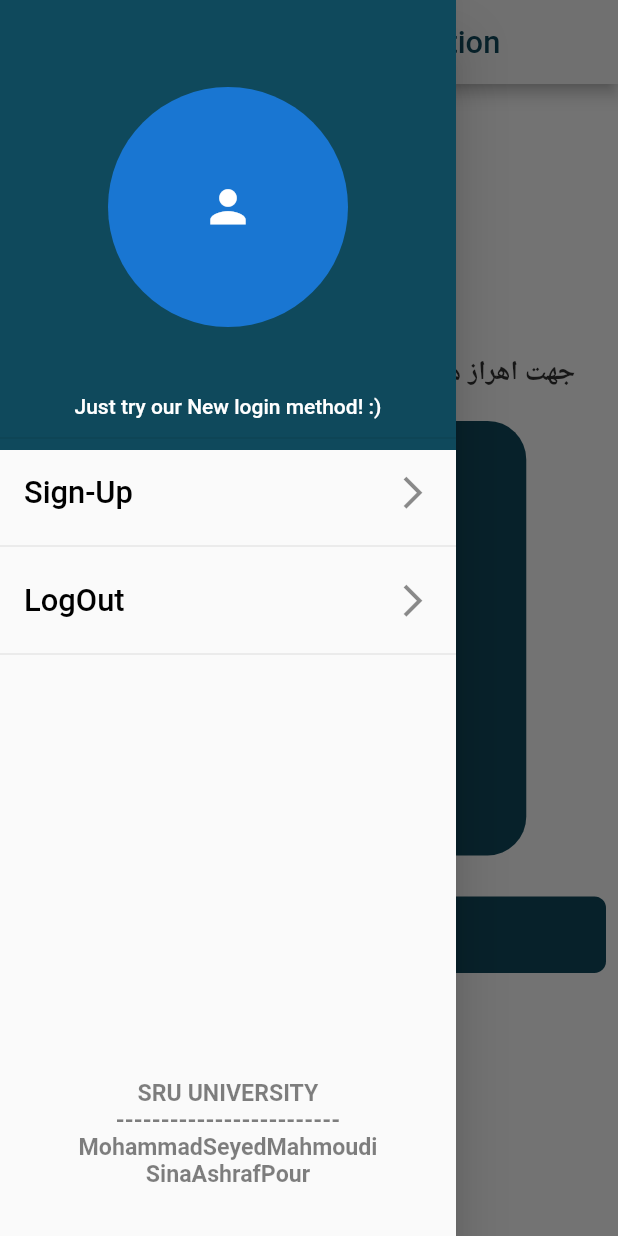
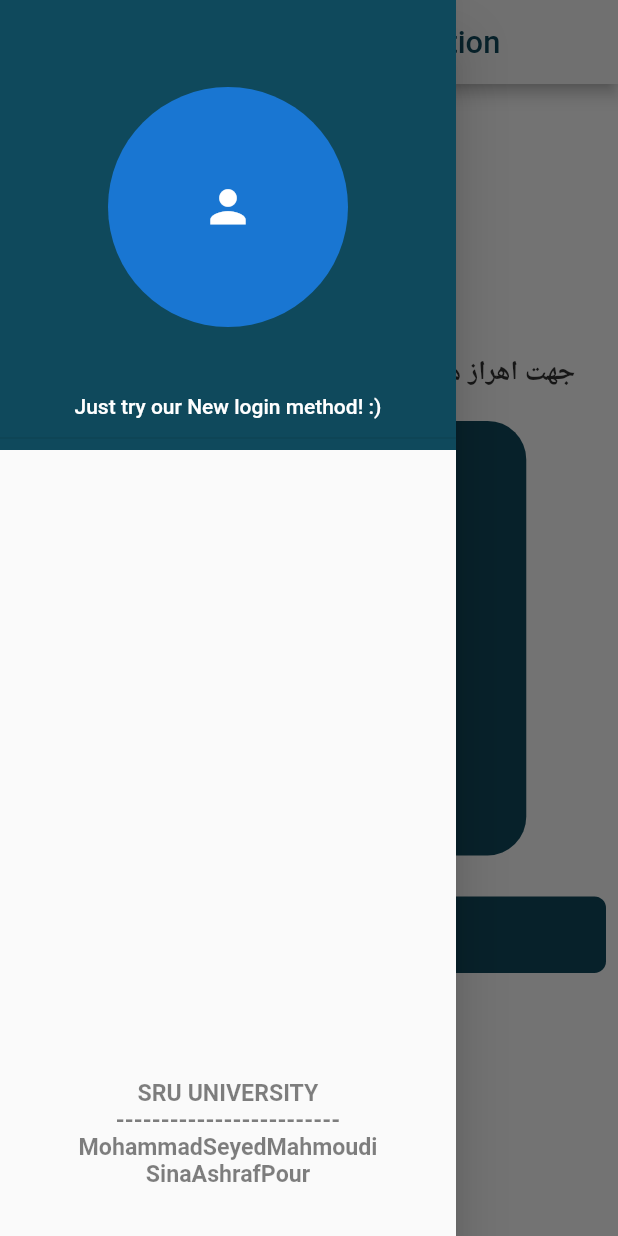
Before and after one commit to seena98/face-auhentication-flutter, a Flutter app: the screen it shows after launch, in the side drawer, after a tap on "ورود", on a phone screen of 412 x 824 dp. Run offline on Flutter 3.47's test engine with Material 2 defaults, Android fonts, the phone set to English and light mode, and no system bars; our stand-ins replace animated_splash_screen, bot_toast, dio, flutter_screenutil, image_cropper, image_picker and 1 more; accounts and stored records are empty; Roboto replaces fonts that are missing (Shabnam); statements that could not run were skipped.

Commit message:
added authentication check and disabled sign up when user is signed up and deleted logout functionality

```diff
--- a/lib/app/config/config.dart
+++ b/lib/app/config/config.dart
@@ -1,4 +1,5 @@
 const BASE_URL = "http://192.168.1.3:8000/api/authentication/";
-//const BASE_URL = "http://127.0.0.1:8000/api/authentication";
+// const BASE_URL = "http://127.0.0.1:8000/api/authentication";
+// const BASE_URL = "http://192.168.0.207:8000/api/authentication/";
 const LOGIN = "login/";
 const REGISTER = "sign_up/";
--- a/lib/app/models/login.model.dart
+++ b/lib/app/models/login.model.dart
@@ -1,18 +1,21 @@
 class LoginModel {
   String firstName;
   String lastName;
+  String email;
 
-  LoginModel({this.firstName, this.lastName});
+  LoginModel({this.firstName, this.lastName, this.email});
 
   LoginModel.fromJson(Map<String, dynamic> json) {
     firstName = json['first_name'];
     lastName = json['last_name'];
+    email = json['email'];
   }
 
   Map<String, dynamic> toJson() {
     final Map<String, dynamic> data = new Map<String, dynamic>();
     data['first_name'] = this.firstName;
     data['last_name'] = this.lastName;
+    data['email'] = this.email;
     return data;
   }
 }
--- a/lib/app/providers/register.provider.dart
+++ b/lib/app/providers/register.provider.dart
@@ -7,6 +7,7 @@ import 'package:face_detection/app/repository/api.dart';
 import 'package:flutter/material.dart';
 import 'package:image_cropper/image_cropper.dart';
 import 'package:image_picker/image_picker.dart';
+import 'package:shared_preferences/shared_preferences.dart';
 
 class RegisterProvider extends ChangeNotifier {
   bool isLoading = false;
@@ -78,6 +79,8 @@ class RegisterProvider extends ChangeNotifier {
     if ((res as Response).statusCode == 201) {
       try {
         print("register was success, searching for not accepted images");
+        SharedPreferences prefs = await SharedPreferences.getInstance();
+        await prefs.setString("email", email);
         var response;
         response = res.data.toString().replaceFirst("[", "");
         response = response.toString().replaceFirst("]", "");
--- a/lib/views/login.dart
+++ b/lib/views/login.dart
@@ -6,6 +6,7 @@ import 'package:flutter/cupertino.dart';
 import 'package:flutter/material.dart';
 import 'package:flutter_screenutil/screenutil.dart';
 import 'package:provider/provider.dart';
+import 'package:shared_preferences/shared_preferences.dart';
 
 class LoginView extends StatefulWidget {
   @override
@@ -16,9 +17,22 @@ class _LoginViewState extends State<LoginView>
     with SingleTickerProviderStateMixin {
   AnimationController _controller;
   Animation<double> animation;
+  SharedPreferences prefs;
+  var userEmail;
 
+  ///pref init
+  Future<void> setPref() async {
+    prefs = await SharedPreferences.getInstance();
+  }
+
+  ///pref init end
   @override
   void initState() {
+    ///pref call
+    setPref();
+    userEmail = prefs.getString("email");
+
+    ///pref call end
     super.initState();
     _controller =
         AnimationController(vsync: this, duration: Duration(milliseconds: 500));
@@ -171,6 +185,9 @@ class _LoginViewState extends State<LoginView>
                 padding: EdgeInsets.all(ScreenUtil().setHeight(20)),
               ),
             ),
+
+            ///userEmail null check
+            if (userEmail != null)
               CustomDrawerItem(
                 "Sign-Up",
                 () {
@@ -178,13 +195,13 @@ class _LoginViewState extends State<LoginView>
                   Navigator.pushNamed(context, "register");
                 },
               ),
-            CustomDrawerItem(
-              "LogOut",
-              () {
-                Provider.of<LoginProvider>(context, listen: false).logOut();
-                Navigator.of(context).maybePop();
-              },
-            ),
+            // CustomDrawerItem(
+            //   "LogOut",
+            //   () {
+            //     Provider.of<LoginProvider>(context, listen: false).logOut();
+            //     Navigator.of(context).maybePop();
+            //   },
+            // ),
             Spacer(),
             Text(
               "SRU UNIVERSITY\n"
--- a/pubspec.yaml
+++ b/pubspec.yaml
@@ -18,9 +18,10 @@ dependencies:
   flutter_screenutil: ^3.2.0
   provider: ^4.3.2+2
   shared_preferences: ^0.5.12+4
-  image_picker: ^0.6.7+12
+  image_picker: any
   animated_splash_screen: ^1.0.1+2
   image_cropper: ^1.3.1
+
 
 dev_dependencies:
   flutter_test:
```
Also changed, not shown: lib/app/providers/login.provider.dart (+9 -2 lines), 2 other files. Lines whose indentation alone changed are shown as unchanged.
